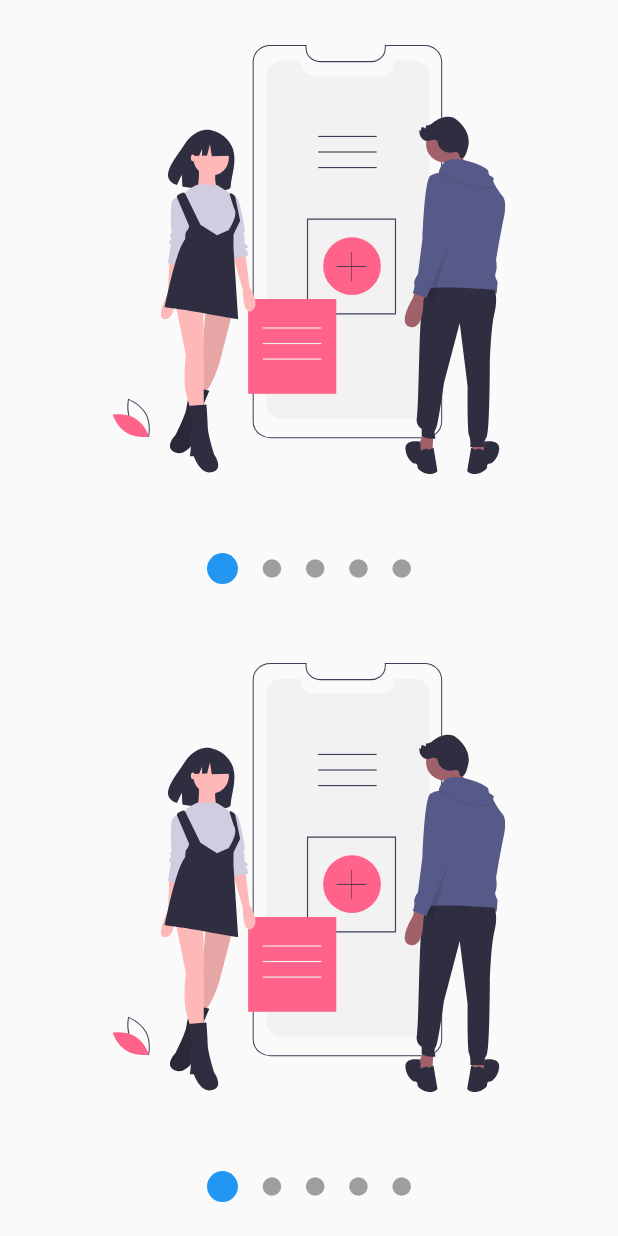
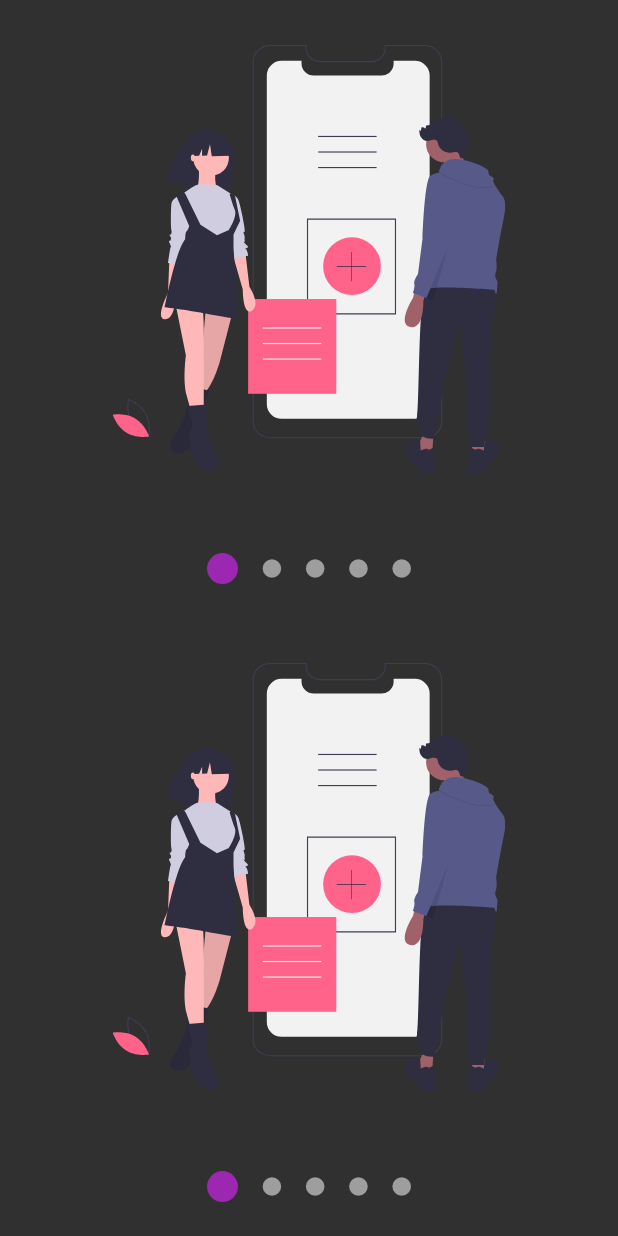
Before and after one commit to Blanco1010/Custom_Painter_Flutter, a Flutter app: the screen it shows after launch, after a tap on "Slidesshow", on a phone screen of 412 x 824 dp. Run offline on Flutter 3.47's test engine with Material 2 defaults, Android fonts, the phone set to English and light mode, and no system bars; our stand-ins replace animate_do, flutter_svg, font_awesome_flutter.

Commit message:
finished design

```diff
--- a/custom_painter/lib/main.dart
+++ b/custom_painter/lib/main.dart
@@ -7,7 +7,7 @@ import 'package:provider/provider.dart';
 void main() {
   runApp(
     ChangeNotifierProvider(
-      create: (_) => new ThemeChanger(),
+      create: (_) => new ThemeChanger(2),
       child: MyApp(),
     ),
   );
--- a/custom_painter/lib/src/pages/launcher.dart
+++ b/custom_painter/lib/src/pages/launcher.dart
@@ -94,10 +94,10 @@ class _Menu extends StatelessWidget {
               left: false,
               right: false,
               child: ListTile(
-                leading: Icon(Icons.lightbulb_outline, color: Colors.blue),
+                leading: Icon(Icons.lightbulb_outline, color: accentColor),
                 title: Text('Custom Theme'),
                 trailing: Switch.adaptive(
-                    activeColor: Colors.blue,
+                    activeColor: accentColor,
                     value: appTheme.customTheme,
                     onChanged: (value) => appTheme.customTheme = value),
               ),
--- a/custom_painter/lib/src/themes/themechanger.dart
+++ b/custom_painter/lib/src/themes/themechanger.dart
@@ -10,12 +10,40 @@ class ThemeChanger with ChangeNotifier {
   bool get customTheme => this._customTheme;
   ThemeData get currentTheme => this._currentTheme;
 
+  ThemeChanger(int theme) {
+    switch (theme) {
+      case 1:
+        _darkTheme = false;
+        _customTheme = false;
+        _currentTheme = ThemeData.light();
+        break;
+      case 2:
+        _darkTheme = true;
+        _customTheme = false;
+        _currentTheme = ThemeData.dark().copyWith(
+          accentColor: Colors.purple,
+        );
+        break;
+      case 3:
+        _darkTheme = false;
+        _customTheme = true;
+
+        break;
+      default:
+        _darkTheme = false;
+        _customTheme = false;
+        _currentTheme = ThemeData.light();
+    }
+  }
+
   set darkTheme(bool vaule) {
     this._darkTheme = vaule;
     this._customTheme = false;
 
     if (vaule) {
-      _currentTheme = ThemeData.dark();
+      _currentTheme = ThemeData.dark().copyWith(
+        accentColor: Colors.purple,
+      );
     } else {
       _currentTheme = ThemeData.light();
     }
@@ -30,9 +58,10 @@ class ThemeChanger with ChangeNotifier {
     if (vaule) {
       _currentTheme = ThemeData.light();
     } else {
-      _currentTheme = ThemeData.dark();
+      _currentTheme = ThemeData.dark().copyWith(
+        accentColor: Colors.purple,
+      );
     }
-
     notifyListeners();
   }
 }
```
Also changed, not shown: custom_painter/lib/src/pages/graphis_cricle_page.dart (+18 -5 lines), custom_painter/lib/src/pages/pinterest_page.dart (+5 -2 lines), custom_painter/lib/src/pages/slider_list_page.dart (+21 -5 lines).
